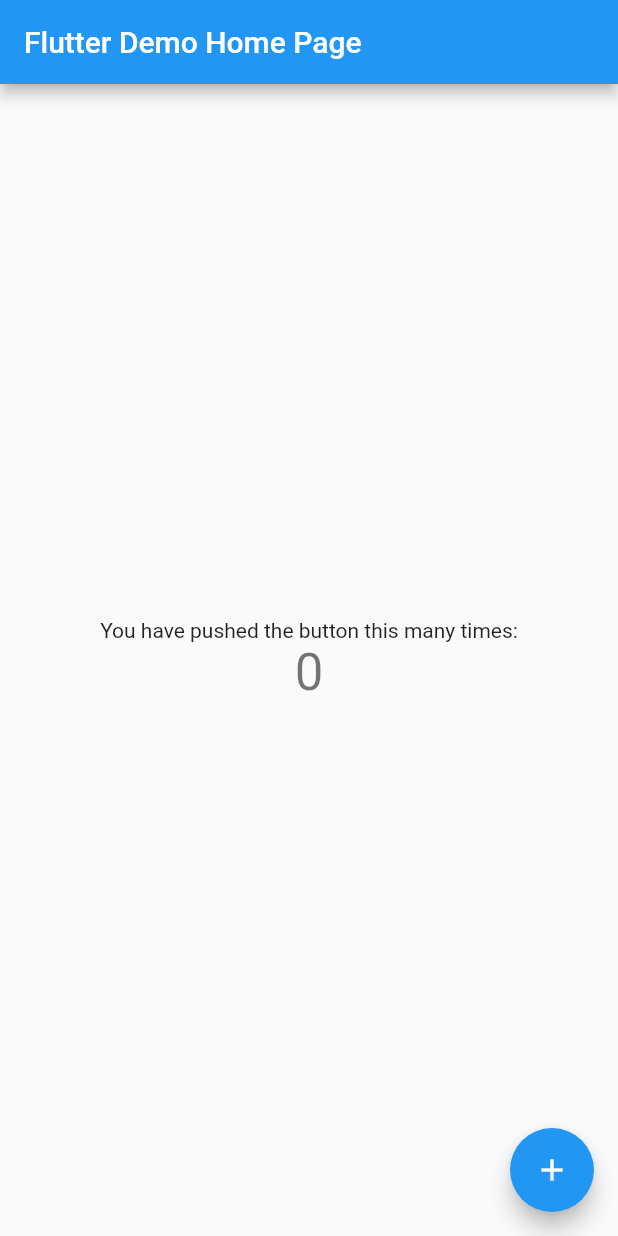
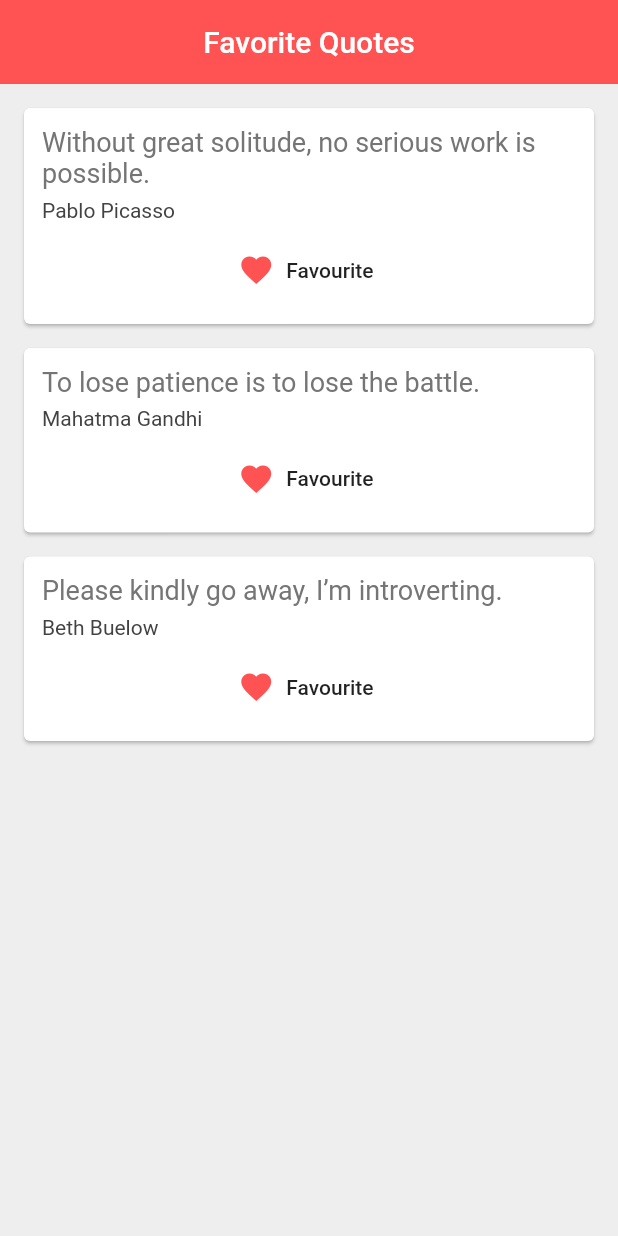
Before and after one commit to nobioma1/flutter-1ty1, a Flutter app: the screen it shows after launch, on a phone screen of 412 x 824 dp. Run offline on Flutter 3.47's test engine with Material 2 defaults, Android fonts, the phone set to English and light mode, and no system bars.

Commit message:
Declare quotes list, map through lists and pass fucntion to QuoteCard

```diff
--- a/quotes/lib/main.dart
+++ b/quotes/lib/main.dart
@@ -1,117 +1,50 @@
 import 'package:flutter/material.dart';
+import 'quote_card.dart';
+import 'quote.dart';
 
-void main() {
-  runApp(MyApp());
+void main() => runApp(MaterialApp(home: QuotesList()));
+
+class QuotesList extends StatefulWidget {
+  @override
+  _QuotesListState createState() => _QuotesListState();
 }
 
-class MyApp extends StatelessWidget {
-  // This widget is the root of your application.
+class _QuotesListState extends State<QuotesList> {
+  List<Quote> quotes = [
+    Quote(
+        text: 'Without great solitude, no serious work is possible.',
+        author: 'Pablo Picasso',
+        favorite: false),
+    Quote(
+        text: 'To lose patience is to lose the battle.',
+        author: 'Mahatma Gandhi',
+        favorite: false),
+    Quote(
+        text: 'Please kindly go away, I’m introverting.',
+        author: 'Beth Buelow',
+        favorite: false),
+  ];
+
   @override
   Widget build(BuildContext context) {
-    return MaterialApp(
-      title: 'Flutter Demo',
-      theme: ThemeData(
-        // This is the theme of your application.
-        //
-        // Try running your application with "flutter run". You'll see the
-        // application has a blue toolbar. Then, without quitting the app, try
-        // changing the primarySwatch below to Colors.green and then invoke
-        // "hot reload" (press "r" in the console where you ran "flutter run",
-        // or simply save your changes to "hot reload" in a Flutter IDE).
-        // Notice that the counter didn't reset back to zero; the application
-        // is not restarted.
-        primarySwatch: Colors.blue,
-        // This makes the visual density adapt to the platform that you run
-        // the app on. For desktop platforms, the controls will be smaller and
-        // closer together (more dense) than on mobile platforms.
-        visualDensity: VisualDensity.adaptivePlatformDensity,
+    return Scaffold(
+      backgroundColor: Colors.grey[200],
+      appBar: AppBar(
+        title: Text('Favorite Quotes'),
+        centerTitle: true,
+        backgroundColor: Colors.redAccent,
+        elevation: 0,
       ),
-      home: MyHomePage(title: 'Flutter Demo Home Page'),
+      body: Column(
+          children: quotes
+              .map((quote) => QuoteCard(
+                  quote: quote,
+                  addToFavorite: () {
+                    setState(() {
+                      quote.favorite = !quote.favorite;
+                    });
+                  }))
+              .toList()),
     );
   }
 }
-
-class MyHomePage extends StatefulWidget {
-  MyHomePage({Key key, this.title}) : super(key: key);
-
-  // This widget is the home page of your application. It is stateful, meaning
-  // that it has a State object (defined below) that contains fields that affect
-  // how it looks.
-
-  // This class is the configuration for the state. It holds the values (in this
-  // case the title) provided by the parent (in this case the App widget) and
-  // used by the build method of the State. Fields in a Widget subclass are
-  // always marked "final".
-
-  final String title;
-
-  @override
-  _MyHomePageState createState() => _MyHomePageState();
-}
-
-class _MyHomePageState extends State<MyHomePage> {
-  int _counter = 0;
-
-  void _incrementCounter() {
-    setState(() {
-      // This call to setState tells the Flutter framework that something has
-      // changed in this State, which causes it to rerun the build method below
-      // so that the display can reflect the updated values. If we changed
-      // _counter without calling setState(), then the build method would not be
-      // called again, and so nothing would appear to happen.
-      _counter++;
-    });
-  }
-
-  @override
-  Widget build(BuildContext context) {
-    // This method is rerun every time setState is called, for instance as done
-    // by the _incrementCounter method above.
-    //
-    // The Flutter framework has been optimized to make rerunning build methods
-    // fast, so that you can just rebuild anything that needs updating rather
-    // than having to individually change instances of widgets.
-    return Scaffold(
-      appBar: AppBar(
-        // Here we take the value from the MyHomePage object that was created by
-        // the App.build method, and use it to set our appbar title.
-        title: Text(widget.title),
-      ),
-      body: Center(
-        // Center is a layout widget. It takes a single child and positions it
-        // in the middle of the parent.
-        child: Column(
-          // Column is also a layout widget. It takes a list of children and
-          // arranges them vertically. By default, it sizes itself to fit its
-          // children horizontally, and tries to be as tall as its parent.
-          //
-          // Invoke "debug painting" (press "p" in the console, choose the
-          // "Toggle Debug Paint" action from the Flutter Inspector in Android
-          // Studio, or the "Toggle Debug Paint" command in Visual Studio Code)
-          // to see the wireframe for each widget.
-          //
-          // Column has various properties to control how it sizes itself and
-          // how it positions its children. Here we use mainAxisAlignment to
-          // center the children vertically; the main axis here is the vertical
-          // axis because Columns are vertical (the cross axis would be
-          // horizontal).
-          mainAxisAlignment: MainAxisAlignment.center,
-          children: <Widget>[
-            Text(
-              'You have pushed the button this many times:',
-            ),
-            Text(
-              '$_counter',
-              style: Theme.of(context).textTheme.headline4,
-            ),
-          ],
-        ),
-      ),
-      floatingActionButton: FloatingActionButton(
-        onPressed: _incrementCounter,
-        tooltip: 'Increment',
-        child: Icon(Icons.add),
-      ), // This trailing comma makes auto-formatting nicer for build methods.
-    );
-  }
-}
```
